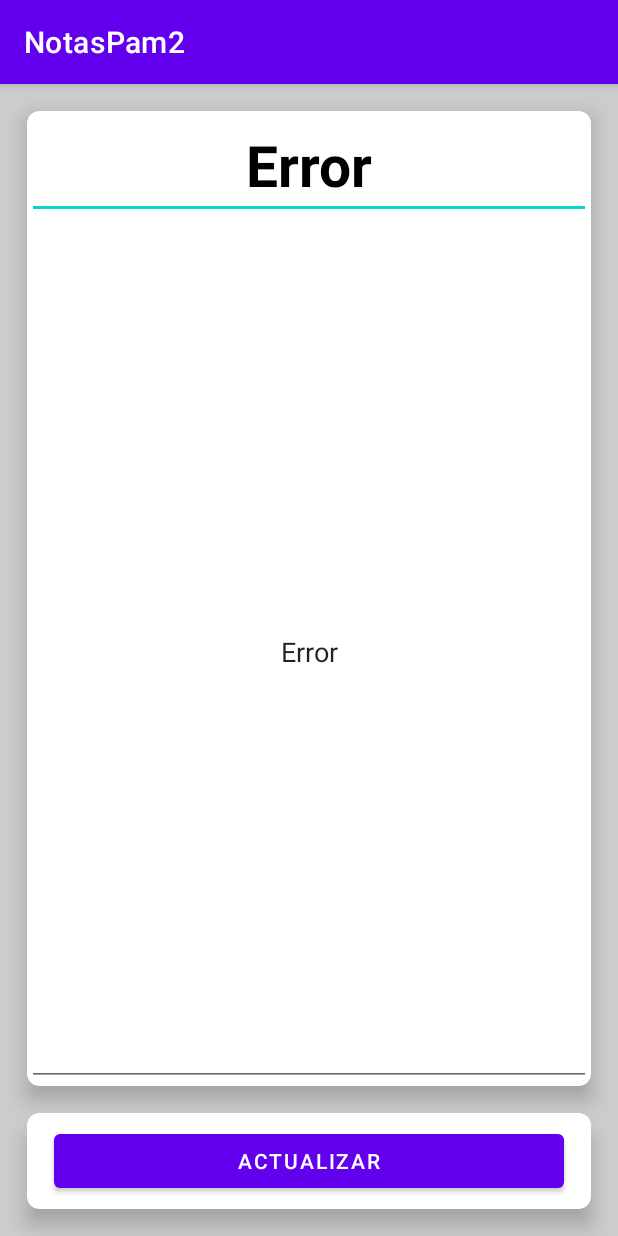
After one commit to NobzaDC/Momento2pam2, an Android app: the DetailActivity screen opened directly, with no data from a screen before it, on a phone screen of 412 x 824 dp. The commit adds this screen. Run offline under Robolectric (Android 15) with nearby library versions, the phone set to English and light mode, and no system bars; our stand-ins replace Firebase (no records; nobody signed in at launch, a user with empty details on screens opened directly); 1 statement that could not run was skipped.

Commit message:
update 1.1

```diff
--- a/app/src/main/AndroidManifest.xml
+++ b/app/src/main/AndroidManifest.xml
@@ -9,6 +9,7 @@
         android:roundIcon="@mipmap/ic_launcher_round"
         android:supportsRtl="true"
         android:theme="@style/Theme.NotasPam2">
+        <activity android:name=".DetailActivity"></activity>
         <activity
             android:name=".MainActivity"
             android:label="@string/app_name">
--- /dev/null
+++ b/app/src/main/java/com/example/notaspam2/DetailActivity.java
@@ -0,0 +1,143 @@
+package com.example.notaspam2;
+
+import androidx.annotation.NonNull;
+import androidx.appcompat.app.AlertDialog;
+import androidx.appcompat.app.AppCompatActivity;
+
+import android.content.DialogInterface;
+import android.os.Bundle;
+import android.view.View;
+import android.widget.Button;
+import android.widget.EditText;
+import android.widget.Toast;
+
+import com.example.notaspam2.Models.NotaModel;
+import com.example.notaspam2.connection.FireBaseConnection;
+import com.example.notaspam2.ui.list.NotificationsViewModel;
+import com.google.android.gms.tasks.OnCompleteListener;
+import com.google.android.gms.tasks.Task;
+import com.google.firebase.firestore.CollectionReference;
+import com.google.firebase.firestore.DocumentSnapshot;
+import com.google.firebase.firestore.FirebaseFirestore;
+import com.google.firebase.firestore.QueryDocumentSnapshot;
+import com.google.firebase.firestore.QuerySnapshot;
+
+import java.util.ArrayList;
+
+import static com.example.notaspam2.ui.list.NotificationsFragment.COLLECTION_NAME;
+
+public class DetailActivity extends AppCompatActivity {
+
+    String strId, strTitle, strDescription;
+    private EditText etTitle, etDescription;
+    private Button btnUpdate;
+
+    private NotificationsViewModel notificationsViewModel;
+
+    private FirebaseFirestore db;
+    private CollectionReference collectionReference;
+    private NotaModel model;
+    private ArrayList<NotaModel> NotaList;
+
+    @Override
+    protected void onCreate(Bundle savedInstanceState) {
+        super.onCreate(savedInstanceState);
+        setContentView(R.layout.activity_detail);
+        init();
+    }
+
+    private void init() {
+        strId = getIntent().getStringExtra("id");
+        strTitle = getIntent().getStringExtra("title");
+        strDescription = getIntent().getStringExtra("description");
+
+        etTitle = (EditText)findViewById(R.id.et_title_detail);
+        etDescription = (EditText)findViewById(R.id.et_description_detail);
+        btnUpdate = (Button)findViewById(R.id.btn_update);
+
+        btnUpdate.setOnClickListener(new View.OnClickListener() {
+            @Override
+            public void onClick(View v) {
+                update(model);
+            }
+        });
+
+        if (strTitle != null){
+            etTitle.setText(strTitle);
+        }else {
+            etTitle.setText("Error");
+        }
+
+        if (strDescription != null){
+            etDescription.setText(strDescription);
+        }else {
+            etDescription.setText("Error");
+        }
+
+        model = new NotaModel();
+        db = FireBaseConnection.ConnectionFirestore();
+        collectionReference = db.collection(COLLECTION_NAME);
+    }
+
+    private void updateUi(){
+
+        collectionReference
+                .document(strId)
+                .get()
+                .addOnCompleteListener(new OnCompleteListener<DocumentSnapshot>() {
+                    @Override
+                    public void onComplete(@NonNull Task<DocumentSnapshot> task) {
+                        if (task.isSuccessful()){
+                            DocumentSnapshot document = task.getResult();
+                                model = document.toObject(NotaModel.class);
+                                model.setFbId(document.getId());
+                        }
+                    }
+                });
+    }
+
+    @Override
+    protected void onResume() {
+        super.onResume();
+        updateUi();
+    }
+
+    private void update(NotaModel update) {
+        if (update==null){
+            Toast.makeText(DetailActivity.this, "Error al actualizar", Toast.LENGTH_SHORT).show();
+            return;
+        }
+
+        model.set_id(update.get_id());
+        model.setTitle(etTitle.getText().toString());
+        model.setDescription(etDescription.getText().toString());
+        model.setFbId(update.getFbId());
+        collectionReference
+                .document(strId)
+                .set(update).addOnCompleteListener(new OnCompleteListener<Void>() {
+            @Override
+            public void onComplete(@NonNull Task<Void> task) {
+                if (task.isSuccessful()){
+                    Toast.makeText(DetailActivity.this, "Actualizacion exitosa", Toast.LENGTH_SHORT).show();
+                }else{
+                    Toast.makeText(DetailActivity.this, "Actualizacion fallida", Toast.LENGTH_SHORT).show();
+                }
+                updateUi();
+            }
+        });
+    }
+
+    protected void makeAlertDialog(String title, String message, String buttonText){
+
+        AlertDialog.Builder builder = new AlertDialog.Builder(getBaseContext());
+        builder.setTitle(title).setMessage(message);
+        builder.setPositiveButton(buttonText, new DialogInterface.OnClickListener() {
+            @Override
+            public void onClick(DialogInterface dialog, int which) {
+                dialog.dismiss();
+            }
+        });
+        AlertDialog dialog = builder.create();
+        dialog.show();
+    }
+}
--- /dev/null
+++ b/app/src/main/res/layout/activity_detail.xml
@@ -0,0 +1,71 @@
+<?xml version="1.0" encoding="utf-8"?>
+<RelativeLayout xmlns:android="http://schemas.android.com/apk/res/android"
+    xmlns:app="http://schemas.android.com/apk/res-auto"
+    xmlns:tools="http://schemas.android.com/tools"
+    android:layout_width="match_parent"
+    android:layout_height="match_parent"
+    android:background="#ccc"
+    tools:context=".DetailActivity">
+
+    <androidx.cardview.widget.CardView
+        android:layout_width="match_parent"
+        android:layout_height="match_parent"
+        android:layout_marginHorizontal="18dp"
+        android:layout_marginVertical="18dp"
+        android:layout_above="@+id/cv_button"
+        app:cardElevation="8dp"
+        app:cardCornerRadius="8dp">
+
+        <RelativeLayout
+            android:layout_width="match_parent"
+            android:layout_height="match_parent">
+
+            <EditText
+                android:id="@+id/et_title_detail"
+                android:layout_width="match_parent"
+                android:layout_height="wrap_content"
+                android:textSize="38dp"
+                android:textAlignment="center"
+                android:textColor="@color/black"
+                android:textStyle="bold"
+                android:text=""/>
+
+            <EditText
+                android:id="@+id/et_description_detail"
+                android:layout_width="match_parent"
+                android:layout_height="match_parent"
+                android:layout_below="@+id/et_title_detail"
+                android:text=""
+                android:textAlignment="center"/>
+
+        </RelativeLayout>
+
+    </androidx.cardview.widget.CardView>
+    <androidx.cardview.widget.CardView
+        android:id="@+id/cv_button"
+        android:layout_width="match_parent"
+        android:layout_height="wrap_content"
+        android:layout_alignParentBottom="true"
+        android:layout_marginHorizontal="18dp"
+        android:layout_marginBottom="18dp"
+        app:cardElevation="8dp"
+        app:cardCornerRadius="8dp">
+
+        <RelativeLayout
+            android:layout_width="match_parent"
+            android:layout_height="match_parent">
+
+            <Button
+                android:id="@+id/btn_update"
+                android:layout_width="match_parent"
+                android:layout_height="wrap_content"
+                android:text="Actualizar"
+                android:layout_marginHorizontal="18dp"
+                android:layout_marginVertical="8dp"/>
+
+        </RelativeLayout>
+
+    </androidx.cardview.widget.CardView>
+
+
+</RelativeLayout>
```
Also changed, not shown: app/src/main/java/com/example/notaspam2/Models/NotaModel.java (+21 -1 lines), app/src/main/java/com/example/notaspam2/ui/list/NotificationsFragment.java (+27 -5 lines).
